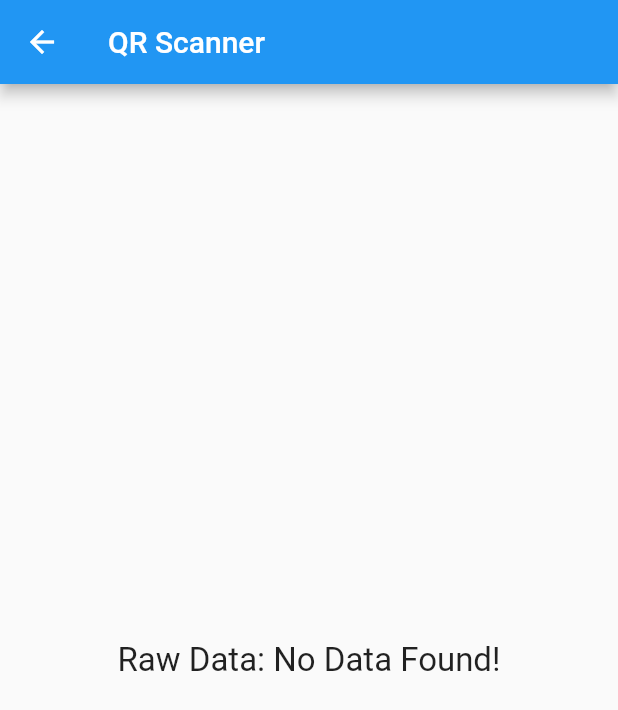
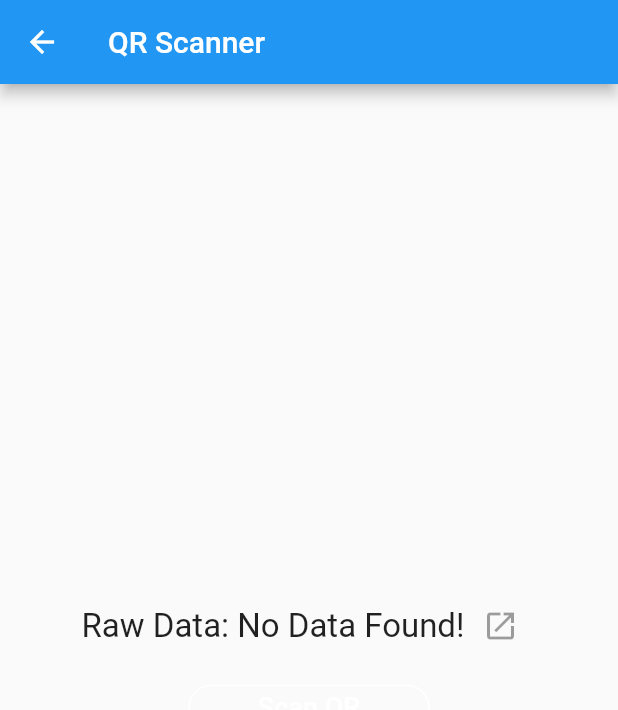
Before and after one commit to lyadhcoder/QR-Code-Scanner-Generator-App, a Flutter app: the ScanQR screen opened directly, on a phone screen of 412 x 824 dp. Shown: the top 710 px of the screen. Run offline on Flutter 3.47's test engine with Material 2 defaults, Android fonts, the phone set to English and light mode, and no system bars; missing offline and left inert: barcode_scan2.

Commit message:
scanqr page update

```diff
--- a/lib/ScanQR.dart
+++ b/lib/ScanQR.dart
@@ -1,4 +1,6 @@
+import 'package:barcode_scan2/barcode_scan2.dart';
 import 'package:flutter/material.dart';
+import 'package:url_launcher/url_launcher.dart';
 
 class ScanQR extends StatefulWidget {
   @override
@@ -30,10 +32,53 @@ class _ScanQRState extends State<ScanQR> {
                   Flexible(
                       child: Text(
                     "Raw Data: ${(qrData)}",
-                    style: TextStyle(fontSize: 22),
+                    textAlign: TextAlign.center,
+                    style: TextStyle(
+                      fontSize: 22,
+                    ),
                   )),
+                  IconButton(
+                    icon: Icon(Icons.launch_outlined),
+                    onPressed: hasdata
+                        ? () async {
+                            if (await canLaunch(qrData)) {
+                              await launch(qrData);
+                            } else {
+                              throw "Could Not Launch";
+                            }
+                          }
+                        : null,
+                  ),
                 ],
-              )
+              ),
+              SizedBox(
+                height: 15,
+              ),
+              Container(
+                width: ((MediaQuery.of(context).size.width) / 2) - 45,
+                height: 30,
+                child: OutlineButton(
+                  focusColor: Colors.red[600],
+                  highlightColor: Colors.red[400],
+                  hoverColor: Colors.red,
+                  splashColor: Colors.orange,
+                  borderSide: BorderSide(width: 1, color: Colors.white),
+                  shape: RoundedRectangleBorder(
+                      borderRadius: BorderRadius.circular(18)),
+                  child: Text(
+                    "Scan QR",
+                    style: TextStyle(fontSize: 18, color: Colors.white),
+                  ),
+                  onPressed: () async {
+                    var option = ScanOptions(autoEnableFlash: true);
+                    data = await BarcodeScanner.scan(options: option);
+                    setState(() {
+                      qrData = data.rawContent.toString();
+                      hasdata = true;
+                    });
+                  },
+                ),
+              ),
             ],
           ),
         ),
```
